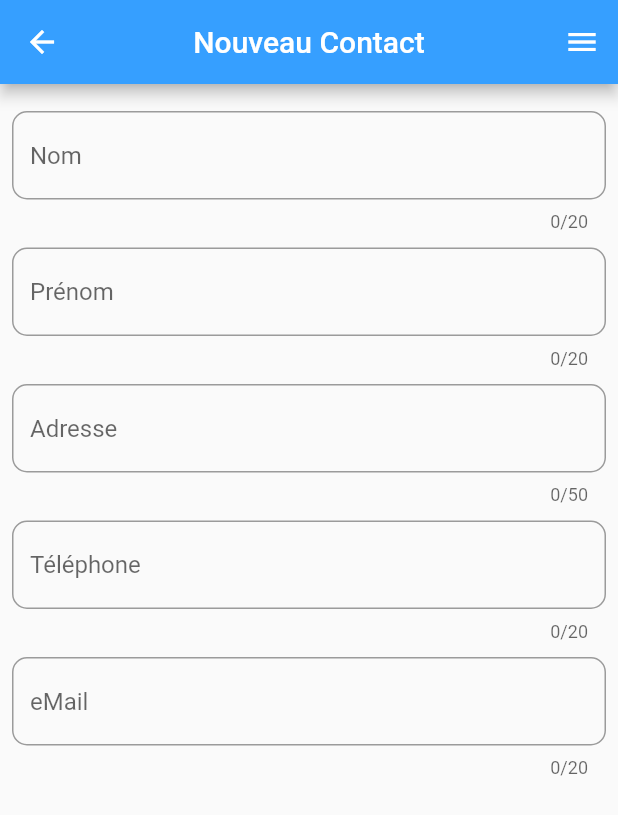
After one commit to AminaD09/Dolibarr-mobile, a Flutter app: the HomeContact screen opened directly, after a tap on "Nouveau Contact/Adresse", on a phone screen of 412 x 824 dp. The commit adds this screen. Shown: the top 815 px of the screen. Run offline on Flutter 3.47's test engine with Material 2 defaults, Android fonts, the phone set to English and light mode, and no system bars; our stand-ins replace fl_chart, google_fonts, lottie, page_transition, percent_indicator; missing offline and left inert: flutter_session_manager, ternav_icons.

Commit message:
Tiers & Contacts

```diff
--- a/dolibarr_app/lib/produit/home_page.dart
+++ b/dolibarr_app/lib/produit/home_page.dart
@@ -1,4 +1,5 @@
 import 'package:dolibarr_app/constant.dart';
+import 'package:dolibarr_app/dashboard/side_menu.dart';
 import 'package:dolibarr_app/produit/product.dart';
 import 'package:flutter/material.dart';
 
@@ -24,6 +25,7 @@ class _HomePageState extends State<HomePage> {
         backgroundColor: kOrange,
         title: const Text('Product List'),
       ),
+      endDrawer: const SideMenu(),
       body: Padding(
         padding: const EdgeInsets.all(8.0),
         child: Column(
--- /dev/null
+++ b/dolibarr_app/lib/tiers/contacts/HomeContact.dart
@@ -0,0 +1,65 @@
+import 'package:dolibarr_app/dashboard/side_menu.dart';
+import 'package:flutter/material.dart';
+import '../../constant.dart';
+import './NewContac.dart';
+
+class HomeContact extends StatelessWidget {
+  const HomeContact({super.key});
+
+  // Définition des données de la liste
+  static const List<String> _listData = [
+    'Nouveau Contact/Adresse',
+    'Liste',
+  ];
+
+  // Définition des sous-listes pour chaque élément de la liste
+  static const Map<String, List<String>> _sublistData = {
+    /*'Nouveau Contact/Adresse': [
+      'Sous-élément 1',
+      'Sous-élément 2',
+      'Sous-élément 3',
+    ],*/
+    'Liste': [
+      'Prospects',
+      'Clients',
+      'Fournisseurs',
+      'Autre',
+    ],
+  };
+
+  @override
+  Widget build(BuildContext context) {
+    return Scaffold(
+      appBar: AppBar(
+        centerTitle: true,
+        backgroundColor: kDarkBlue,
+        title: const Text('Contacts'),
+      ),
+      endDrawer: const SideMenu(),
+      body: Padding(
+        padding: const EdgeInsets.all(8.0),
+        child: ListView(
+          children: _listData.map((data) {
+            return _sublistData.containsKey(data)
+                ? ExpansionTile(
+                    title: Text(data),
+                    children: _sublistData[data]!
+                        .map((subdata) => ListTile(title: Text(subdata)))
+                        .toList(),
+                  )
+                : InkWell(
+                    onTap: () {
+                      Navigator.push(
+                        context,
+                        MaterialPageRoute(
+                            builder: (context) => const NewContact()),
+                      );
+                    },
+                    child: ListTile(title: Text(data)),
+                  );
+          }).toList(),
+        ),
+      ),
+    );
+  }
+}
--- /dev/null
+++ b/dolibarr_app/lib/tiers/contacts/NewContac.dart
@@ -0,0 +1,108 @@
+import 'dart:io';
+
+import 'package:flutter/material.dart';
+
+import '../../constant.dart';
+import '../../dashboard/side_menu.dart';
+import '../../produit/product.dart';
+
+class NewContact extends StatefulWidget {
+  const NewContact({Key? key}) : super(key: key);
+
+  @override
+  State<NewContact> createState() => _NewContactState();
+}
+
+class _NewContactState extends State<NewContact> {
+  // ignore: non_constant_identifier_names
+  TextEditingController FirstName = TextEditingController();
+  // ignore: non_constant_identifier_names
+  TextEditingController SecondName = TextEditingController();
+  // ignore: non_constant_identifier_names
+  TextEditingController Adress = TextEditingController();
+  // ignore: non_constant_identifier_names
+  TextEditingController PhoneNumber = TextEditingController();
+  // ignore: non_constant_identifier_names
+  TextEditingController eMail = TextEditingController();
+
+  get products => null;
+  int selectedIndex = -1;
+
+  @override
+  Widget build(BuildContext context) {
+    return Scaffold(
+      appBar: AppBar(
+        centerTitle: true,
+        backgroundColor: kDarkBlue,
+        title: const Text('Nouveau Contact'),
+      ),
+      endDrawer: const SideMenu(),
+      body: Padding(
+        padding: const EdgeInsets.all(8.0),
+        child: Column(
+          children: [
+            const SizedBox(height: 10),
+            TextField(
+              controller: FirstName,
+              maxLength: 20,
+              decoration: const InputDecoration(
+                  hintText: 'Nom',
+                  border: OutlineInputBorder(
+                      borderRadius: BorderRadius.all(
+                    Radius.circular(10),
+                  ))),
+            ),
+            const SizedBox(height: 10),
+            TextField(
+              controller: SecondName,
+              //keyboardType: TextInputType.number,
+              maxLength: 20,
+              decoration: const InputDecoration(
+                  hintText: 'Prénom',
+                  border: OutlineInputBorder(
+                      borderRadius: BorderRadius.all(
+                    Radius.circular(10),
+                  ))),
+            ),
+            //const SizedBox(height: 10),
+            const SizedBox(height: 10),
+            TextField(
+              controller: Adress,
+              maxLength: 50,
+              decoration: const InputDecoration(
+                  hintText: 'Adresse',
+                  border: OutlineInputBorder(
+                      borderRadius: BorderRadius.all(
+                    Radius.circular(10),
+                  ))),
+            ),
+            const SizedBox(height: 10),
+            TextField(
+              controller: PhoneNumber,
+              keyboardType: TextInputType.number,
+              maxLength: 20,
+              decoration: const InputDecoration(
+                  hintText: 'Téléphone',
+                  border: OutlineInputBorder(
+                      borderRadius: BorderRadius.all(
+                    Radius.circular(10),
+                  ))),
+            ),
+            const SizedBox(height: 10),
+            TextField(
+              controller: eMail,
+              //keyboardType: TextInputType.number,
+              maxLength: 20,
+              decoration: const InputDecoration(
+                  hintText: 'eMail',
+                  border: OutlineInputBorder(
+                      borderRadius: BorderRadius.all(
+                    Radius.circular(10),
+                  ))),
+            )
+          ],
+        ),
+      ),
+    );
+  }
+}
--- a/dolibarr_app/lib/tiers/homeTiers.dart
+++ b/dolibarr_app/lib/tiers/homeTiers.dart
@@ -1,4 +1,6 @@
 // ignore: file_names
+import 'package:dolibarr_app/tiers/contacts/HomeContact.dart';
+import 'package:dolibarr_app/tiers/welcomeTiers.dart';
 import 'package:flutter/material.dart';
 
 import '../data/data.dart';
@@ -8,7 +10,6 @@ class HomeTiers extends StatelessWidget {
 
   @override
   Widget build(BuildContext context) {
-    double width = MediaQuery.of(context).size.width;
     return GridView.builder(
         itemCount: planing.length,
         physics: const NeverScrollableScrollPhysics(),
@@ -16,15 +17,20 @@ class HomeTiers extends StatelessWidget {
         gridDelegate: const SliverGridDelegateWithFixedCrossAxisCount(
             childAspectRatio: 16 / 4, crossAxisCount: 1, mainAxisSpacing: 20),
         itemBuilder: (context, index) {
-          return Container(
-            // color: Colors.grey,
+          return GestureDetector(
+            onTap: () {
+              Navigator.push(
+                  context,
+                  MaterialPageRoute(
+                      builder: (context) => _getPageForIndex(index)));
+            },
+            child: Container(
               decoration: BoxDecoration(
                   color: const Color(0xffF7F7F7),
                   borderRadius: BorderRadius.circular(15)),
               child: Padding(
                 padding: const EdgeInsets.all(12),
                 child: Row(
-                // mainAxisAlignment: MainAxisAlignment.spaceBetween,
                   children: [
                     Column(
                       mainAxisAlignment: MainAxisAlignment.center,
@@ -49,7 +55,8 @@ class HomeTiers extends StatelessWidget {
                           planing[index].heading,
                           maxLines: 1,
                           style: TextStyle(
-                            fontSize: MediaQuery.of(context).size.width * 0.035,
+                              fontSize:
+                                  MediaQuery.of(context).size.width * 0.035,
                               fontWeight: FontWeight.bold,
                               overflow: TextOverflow.ellipsis),
                         ),
@@ -68,7 +75,18 @@ class HomeTiers extends StatelessWidget {
                   ],
                 ),
               ),
+            ),
           );
         });
   }
+
+  Widget _getPageForIndex(int index) {
+    switch (index) {
+      case 0:
+        return const WelcomeTiers();
+      // Ajouter des cas pour d'autres pages en fonction des besoins
+      default:
+        return const HomeContact();
     }
+  }
+}
--- a/dolibarr_app/lib/tiers/welcomeTiers.dart
+++ b/dolibarr_app/lib/tiers/welcomeTiers.dart
@@ -1,3 +1,4 @@
+import 'package:dolibarr_app/constant.dart';
 import 'package:dolibarr_app/dashboard/side_menu.dart';
 import 'package:dolibarr_app/tiers/homeTiers.dart';
 import 'package:flutter/material.dart';
@@ -10,9 +11,9 @@ class WelcomeTiers extends StatelessWidget {
     return Scaffold(
         backgroundColor: Colors.white,
         appBar: AppBar(
-          elevation: 0,
-          backgroundColor: Colors.transparent,
-          iconTheme: const IconThemeData(color: Colors.grey, size: 28),
+          centerTitle: true,
+          backgroundColor: kDarkBlue,
+          title: const Text('Tiers & Contacts'),
         ),
         endDrawer: const SideMenu(),
         body: const HomeTiers());
```
Lines whose indentation alone changed are shown as unchanged.
